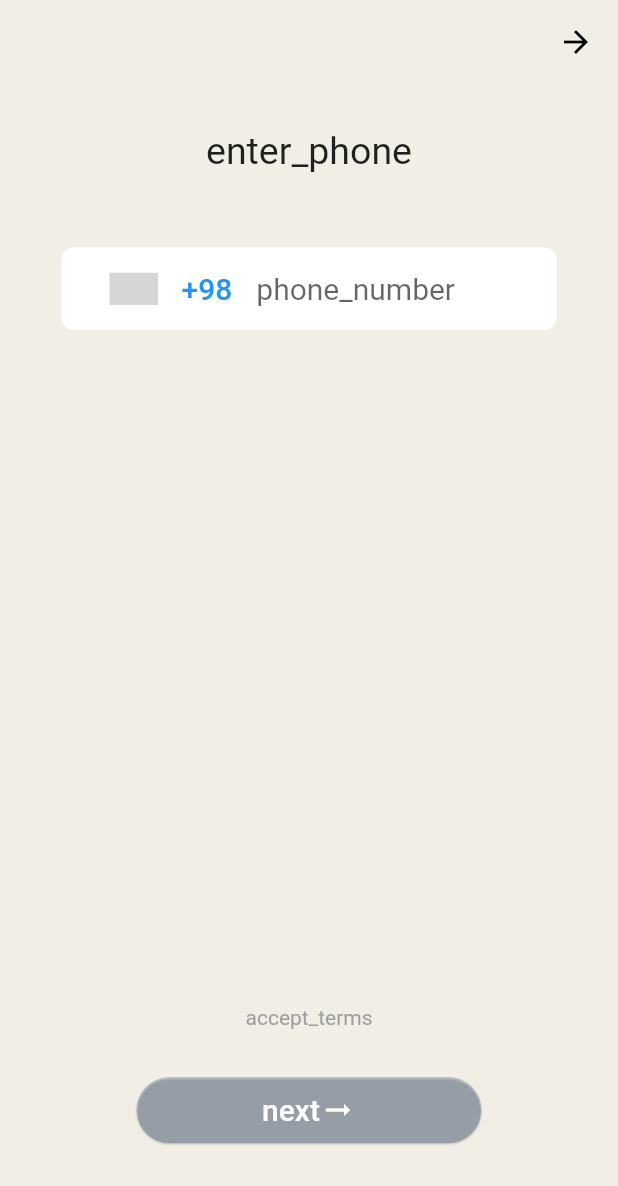
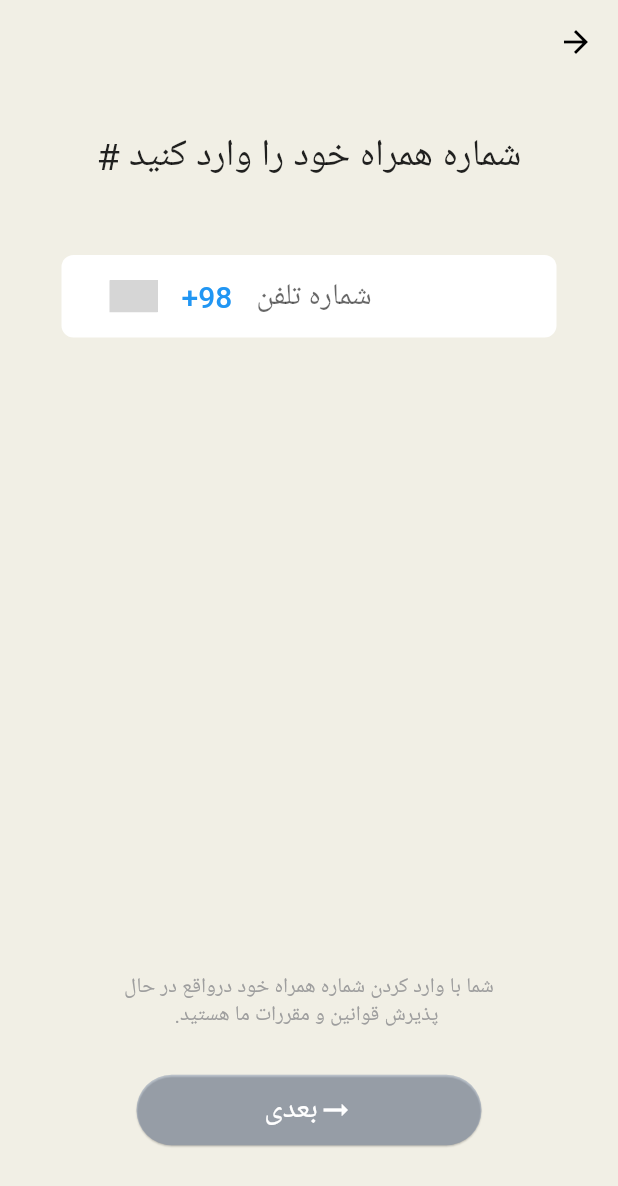
Before and after one commit to sinadalvand/club_house, a Flutter app: the PhoneNumberPage screen opened directly, on a phone screen of 412 x 824 dp. Shown: the top 1186 px of the screen. Run offline on Flutter 3.47's test engine with Material 2 defaults, Android fonts, the phone set to English and light mode, and no system bars; drawn by our look-alikes of country_code_picker; our stand-ins replace dio, get, logger, retrofit, shared_preferences; accounts and stored records are empty; generated files the repository leaves out were written again; Roboto replaces fonts that are missing (vazir); grey boxes are pictures that could not be loaded.

Commit message:
chore: phone number page translation add

```diff
--- a/lib/src/view/common/lang/AppTranslation.dart
+++ b/lib/src/view/common/lang/AppTranslation.dart
@@ -10,7 +10,7 @@ class AppTranslation extends Translations {
   // static final locale = Locale('en', 'US');
   static final locale = Locale('fa', 'IR');
 
-  static final fallbackLocale = Locale('fa', 'IR');
+  static final fallbackLocale = Locale('en', 'US');
 
   @override
   Map<String, Map<String, String>> get keys => {
--- a/lib/src/view/common/lang/en_US.dart
+++ b/lib/src/view/common/lang/en_US.dart
@@ -7,4 +7,8 @@ final en_US = {
   'got_username':'Got your username',
   'sin_in':'Sign in',
   'have_invite':'Have an invite text?',
+  'enter_phone':'Enter your phone #',
+  'phone_number':'Phone Number',
+  'accept_terms':'By entering your number, you\'re agreeing to out\nTerms or Services and Privacy Policy. Thanks!',
+  'next':'Next'
 };
--- a/lib/src/view/common/lang/fa_IR.dart
+++ b/lib/src/view/common/lang/fa_IR.dart
@@ -7,4 +7,8 @@ final fa_IR = {
   'got_username':'نام کاربریتو رزرو کن',
   'sin_in':'ورود',
   'have_invite':'دعوت نامه دارید؟',
+  'enter_phone':'شماره همراه خود را وارد کنید #',
+  'phone_number':'شماره تلفن',
+  'accept_terms':'شما با وارد کردن شماره همراه خود درواقع در حال \n پذیرش قوانین و مقررات ما هستید.',
+  'next':'بعدی'
 };
```
